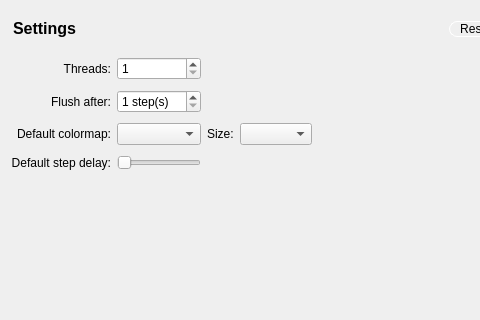
First picture: the form in src/gui/forms/settingspage.ui, repository evoplex/evoplex, before the edit; both pictures show x 0 to 480 and y 0 to 320 of the 561 by 453 pixel window.
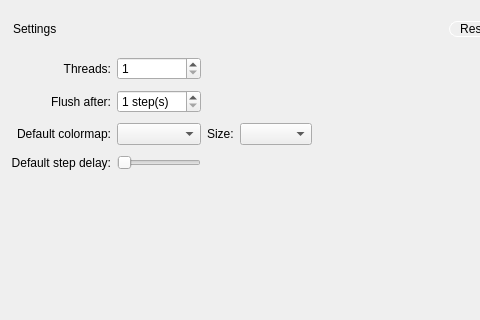
Second picture: the form after the edit.

Commit message: gui - adjust font size of our pages

What changed in the file:
```diff
--- a/src/gui/forms/settingspage.ui
+++ b/src/gui/forms/settingspage.ui
@@ -30,13 +30,6 @@
          <verstretch>0</verstretch>
         </sizepolicy>
        </property>
-       <property name="font">
-        <font>
-         <pointsize>12</pointsize>
-         <weight>75</weight>
-         <bold>true</bold>
-        </font>
-       </property>
        <property name="text">
         <string>Settings</string>
        </property>
```
Left out of the diff: 2 changed lines with no effect on the pictures. The commit also changes 10 other files.
